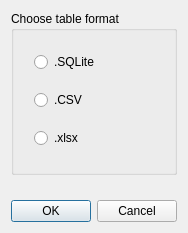
Qt form w_Isomer/d_Download.ui (LISEcute/IsomerAPI) before a commit.
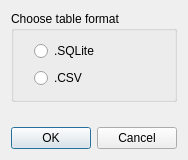
The same form after that commit.

Commit message: updated clickable labels in about page, working on save system, view toggle buttons

```diff
--- a/w_Isomer/d_Download.ui
+++ b/w_Isomer/d_Download.ui
@@ -7,7 +7,7 @@
     <x>0</x>
     <y>0</y>
     <width>184</width>
-    <height>233</height>
+    <height>160</height>
    </rect>
   </property>
   <property name="windowTitle">
@@ -40,13 +40,6 @@
         </property>
        </widget>
       </item>
-      <item>
-       <widget class="QRadioButton" name="radioButton_2">
-        <property name="text">
-         <string>.xlsx</string>
-        </property>
-       </widget>
-      </item>
      </layout>
     </widget>
    </item>
```
Left out of the diff: 4 changed lines with no effect on the pictures. The commit also changes 16 other files.
